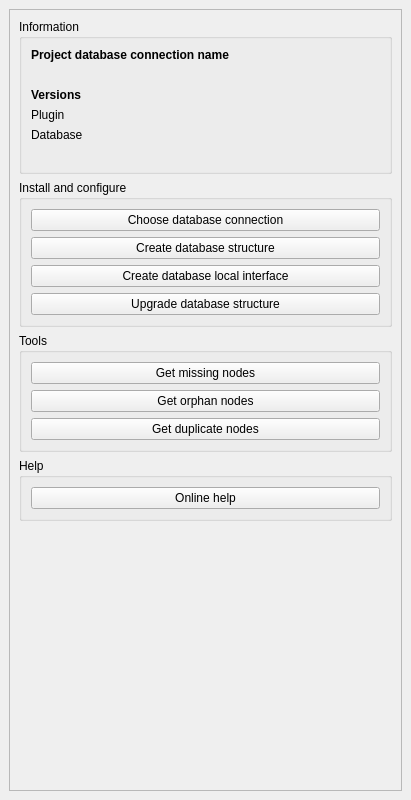
Old version of the form stareau/resources/ui/dockwidget_base.ui in the repository 3liz/qgis-stareau-plugin.
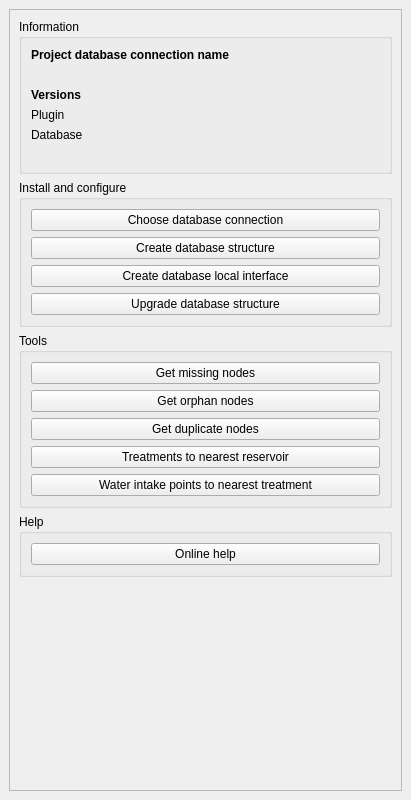
New version of the form.

Commit message: Add ui buttons for algo "pipes_treatment_to_reservoir" & "pipes_water_intake_to_treatment"

Diff of the .ui file:
```diff
--- a/stareau/resources/ui/dockwidget_base.ui
+++ b/stareau/resources/ui/dockwidget_base.ui
@@ -191,6 +191,20 @@
              </property>
             </widget>
            </item>
+           <item>
+            <widget class="QPushButton" name="button_pipes_treatment_to_reservoir">
+             <property name="text">
+              <string>Treatments to nearest reservoir</string>
+             </property>
+            </widget>
+           </item>
+           <item>
+            <widget class="QPushButton" name="button_pipes_water_intake_to_treatment">
+             <property name="text">
+              <string>Water intake points to nearest treatment</string>
+             </property>
+            </widget>
+           </item>
           </layout>
          </widget>
         </item>
```
The commit also changes 3 other files.
